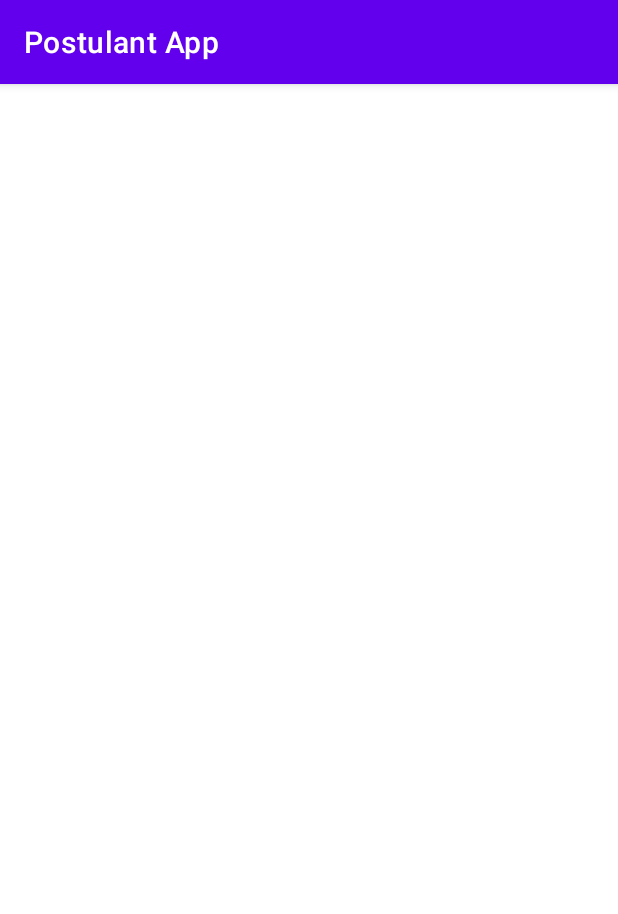
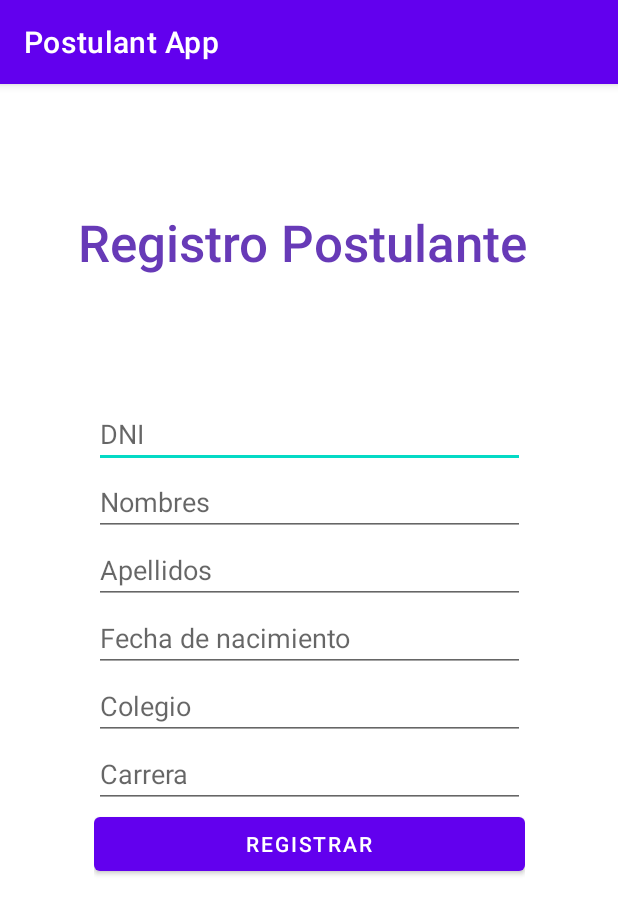
Before and after one commit to JoseAntonio98/IDNP-Course-Intent, an Android app: the PostulantRegisterActivity screen opened directly, with no data from a screen before it, on a phone screen of 412 x 824 dp. Shown: the top 914 px of the screen. Run offline under Robolectric (Android 15) with nearby library versions, the phone set to English and light mode, and no system bars.

Commit message:
Cambios hechos

```diff
--- a/app/src/main/java/com/example/laboratorio03/PostulantRegisterActivity.java
+++ b/app/src/main/java/com/example/laboratorio03/PostulantRegisterActivity.java
@@ -2,13 +2,32 @@ package com.example.laboratorio03;
 
 import androidx.appcompat.app.AppCompatActivity;
 
+import android.content.Intent;
 import android.os.Bundle;
+import android.view.View;
+import android.widget.EditText;
+
 
 public class PostulantRegisterActivity extends AppCompatActivity {
 
+    EditText dni, nombres, apellidos , fecha, colegio , carrera;
     @Override
     protected void onCreate(Bundle savedInstanceState) {
         super.onCreate(savedInstanceState);
         setContentView(R.layout.activity_postulant_register);
     }
+
+    public void crearPostulante(){
+        dni = findViewById(R.id.dniRegistro);
+        nombres = findViewById(R.id.nombresRegistro);
+        apellidos = findViewById(R.id.apellidosRegistro);
+        fecha = findViewById(R.id.dateRegistro);
+        colegio = findViewById(R.id.colegioRegistro);
+        carrera = findViewById(R.id.carreraRegistro);
+
+        System.out.println("DNI");
+
+
+    }
+
 }
--- /dev/null
+++ b/app/src/main/java/com/example/laboratorio03/Postulante.java
@@ -0,0 +1,20 @@
+package com.example.laboratorio03;
+
+public class Postulante {
+    String dni;
+    String nombres;
+    String apellidos;
+    String fecha;
+    String colegio;
+    String carrera;
+
+
+    public Postulante(String _dni, String _nombres, String _apellidos, String _fecha, String _colegio, String _carrera  ){
+        dni = _dni;
+        nombres = _nombres;
+        apellidos = _apellidos;
+        fecha = _fecha;
+        colegio = _colegio;
+        carrera = _carrera;
+    }
+}
--- a/app/src/main/res/layout/activity_postulant_register.xml
+++ b/app/src/main/res/layout/activity_postulant_register.xml
@@ -6,4 +6,84 @@
     android:layout_height="match_parent"
     tools:context=".PostulantRegisterActivity">
 
+    <LinearLayout
+        android:id="@+id/linearLayout"
+        android:layout_width="287dp"
+        android:layout_height="347dp"
+        android:orientation="vertical"
+        app:layout_constraintBottom_toBottomOf="parent"
+        app:layout_constraintEnd_toEndOf="parent"
+        app:layout_constraintStart_toStartOf="parent"
+        app:layout_constraintTop_toTopOf="parent">
+
+        <EditText
+            android:id="@+id/dniRegistro"
+            android:layout_width="match_parent"
+            android:layout_height="wrap_content"
+            android:ems="10"
+            android:hint="DNI"
+            android:inputType="textPersonName" />
+
+        <EditText
+            android:id="@+id/nombresRegistro"
+            android:layout_width="match_parent"
+            android:layout_height="wrap_content"
+            android:ems="10"
+            android:hint="Nombres"
+            android:inputType="textPersonName" />
+
+        <EditText
+            android:id="@+id/apellidosRegistro"
+            android:layout_width="match_parent"
+            android:layout_height="wrap_content"
+            android:ems="10"
+            android:hint="Apellidos"
+            android:inputType="textPersonName" />
+
+        <EditText
+            android:id="@+id/dateRegistro"
+            android:layout_width="match_parent"
+            android:layout_height="wrap_content"
+            android:ems="10"
+            android:hint="Fecha de nacimiento"
+            android:inputType="date" />
+
+        <EditText
+            android:id="@+id/colegioRegistro"
+            android:layout_width="match_parent"
+            android:layout_height="wrap_content"
+            android:ems="10"
+            android:hint="Colegio"
+            android:inputType="textPersonName" />
+
+        <EditText
+            android:id="@+id/carreraRegistro"
+            android:layout_width="match_parent"
+            android:layout_height="wrap_content"
+            android:ems="10"
+            android:hint="Carrera"
+            android:inputType="textPersonName" />
+
+        <Button
+            android:id="@+id/botonRegistrar"
+            android:layout_width="match_parent"
+            android:layout_height="wrap_content"
+            android:text="Registrar"
+            android:onClick="crearPostulante"/>
+
+    </LinearLayout>
+
+    <TextView
+        android:id="@+id/textView2"
+        android:layout_width="wrap_content"
+        android:layout_height="wrap_content"
+        android:fontFamily="sans-serif-medium"
+        android:text="Registro Postulante "
+        android:textColor="#673AB7"
+        android:textSize="34sp"
+        app:layout_constraintBottom_toTopOf="@+id/linearLayout"
+        app:layout_constraintEnd_toEndOf="parent"
+        app:layout_constraintStart_toStartOf="parent"
+        app:layout_constraintTop_toTopOf="parent" />
+
 </androidx.constraintlayout.widget.ConstraintLayout>
```
